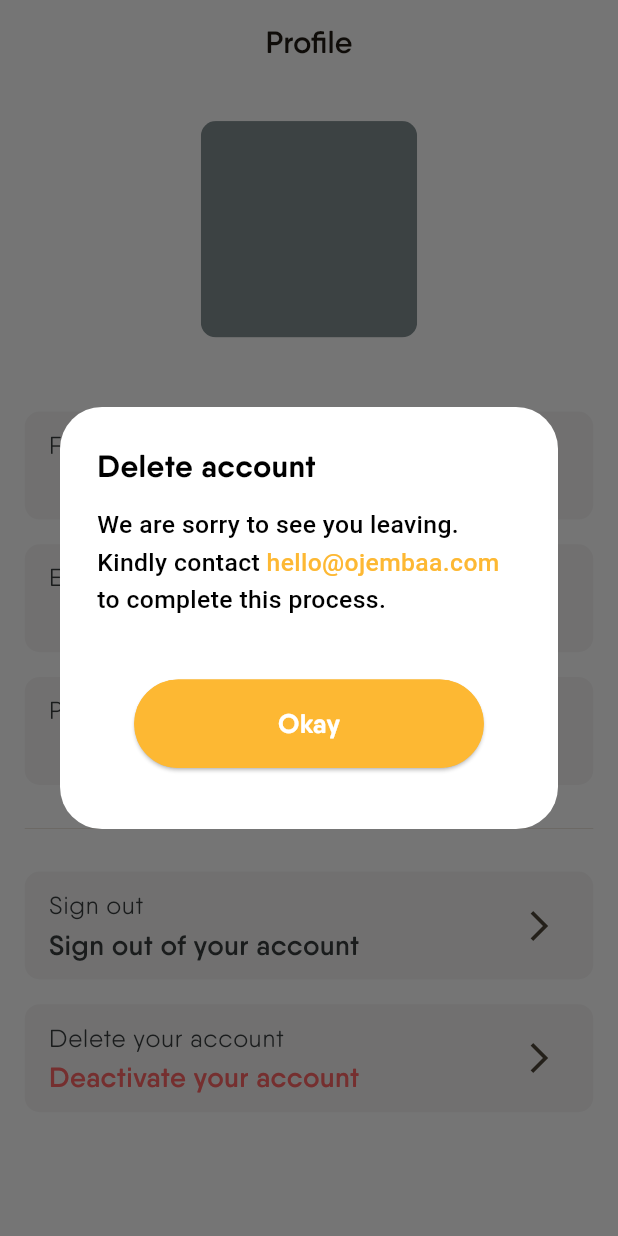
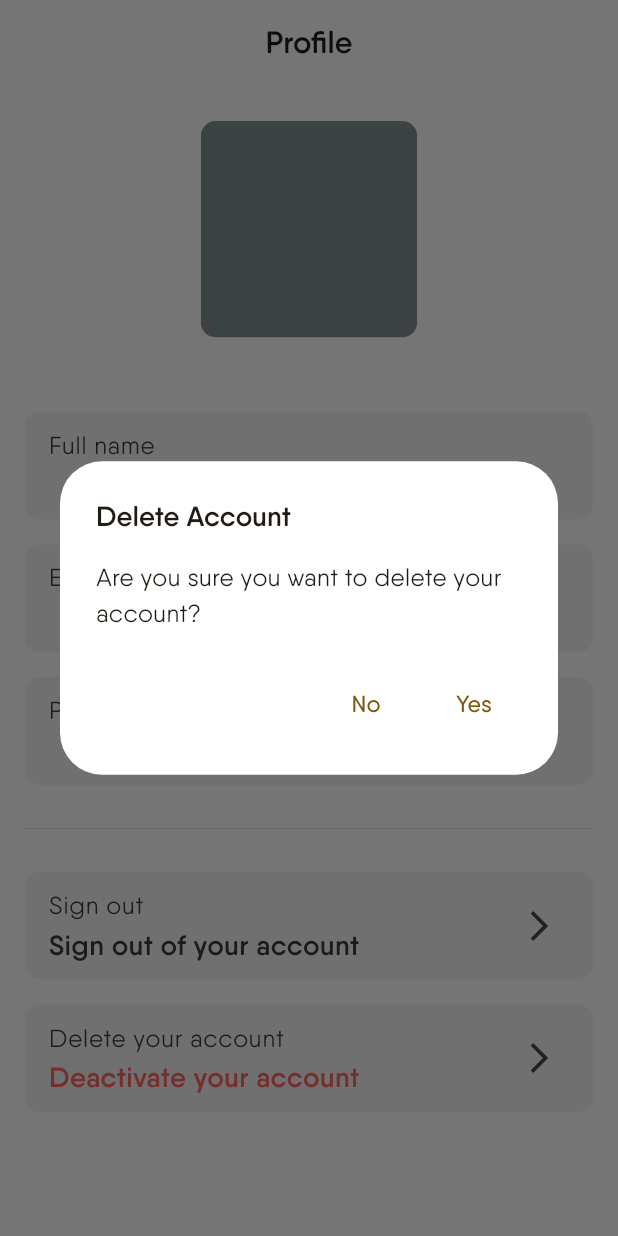
Before and after one commit to Dreezyagu/courier_app, a Flutter app: the ProfilePage screen opened directly, after a tap on "Delete your account", on a phone screen of 412 x 824 dp. Run offline on Flutter 3.47's test engine with Material 3 defaults, Android fonts, the phone set to English and light mode, and no system bars; drawn by our look-alikes of cached_network_image; our stand-ins replace dio, dropdown_search, firebase_core, firebase_messaging, flutter_riverpod, flutter_svg and 5 more; accounts and stored records are empty; network calls fail.

Commit message:
added delete account impl

```diff
--- a/lib/features/homepage/widgets/homepage_deliveries_widget.dart
+++ b/lib/features/homepage/widgets/homepage_deliveries_widget.dart
@@ -44,6 +44,7 @@ class _HomepageDeliveriesWidgetState
         child: Padding(
       padding: EdgeInsets.symmetric(
           horizontal: context.width(.06), vertical: context.width(.05)),
+      child: SingleChildScrollView(
         child: Column(
           children: [
             Row(
@@ -76,7 +77,8 @@ class _HomepageDeliveriesWidgetState
                         id: userData!.id!,
                         status: isOnline,
                         onError: (p0) {
-                        CustomSnackbar.showErrorSnackBar(context, message: p0);
+                          CustomSnackbar.showErrorSnackBar(context,
+                              message: p0);
                           setState(() {
                             isOnline = !isOnline;
                           });
@@ -171,6 +173,7 @@ class _HomepageDeliveriesWidgetState
             if (isOnline) const DeliveriesList()
           ],
         ),
+      ),
     ));
   }
 }
--- a/lib/features/profile/screens/profile_page.dart
+++ b/lib/features/profile/screens/profile_page.dart
@@ -1,21 +1,33 @@
 // ignore_for_file: unnecessary_string_interpolations
+
+import 'dart:developer';
 
 import 'package:cached_network_image/cached_network_image.dart';
 import 'package:flutter/material.dart';
 import 'package:flutter_riverpod/flutter_riverpod.dart';
+import 'package:flutter_svg/svg.dart';
 import 'package:ojembaa_courier/features/authentication/providers/user_provider.dart';
 import 'package:ojembaa_courier/features/profile/widgets/profile_tile.dart';
 import 'package:ojembaa_courier/utils/components/colors.dart';
 import 'package:ojembaa_courier/utils/components/extensions.dart';
+import 'package:ojembaa_courier/utils/components/image_util.dart';
 import 'package:ojembaa_courier/utils/widgets/custom_appbar.dart';
 import 'package:ojembaa_courier/utils/widgets/custom_button.dart';
+import 'package:ojembaa_courier/utils/widgets/custom_textfield.dart';
 import 'package:shimmer/shimmer.dart';
 
-class ProfilePage extends ConsumerWidget {
+class ProfilePage extends ConsumerStatefulWidget {
   const ProfilePage({super.key});
 
   @override
-  Widget build(BuildContext context, WidgetRef ref) {
+  ConsumerState<ConsumerStatefulWidget> createState() => _ProfilePageState();
+}
+
+class _ProfilePageState extends ConsumerState<ProfilePage> {
+  final TextEditingController passwordController = TextEditingController();
+  bool isLoading = false;
+  @override
+  Widget build(BuildContext context) {
     return Scaffold(
       backgroundColor: AppColors.white,
       appBar: CustomAppBar(
@@ -34,6 +46,7 @@ class ProfilePage extends ConsumerWidget {
           child: Consumer(
             builder: (context, ref, child) {
               final data = ref.watch(userProvider).data;
+              log(data?.toJson() ?? "");
               return Column(
                 crossAxisAlignment: CrossAxisAlignment.center,
                 children: [
@@ -125,54 +138,97 @@ class ProfilePage extends ConsumerWidget {
                     onTap: () {
                       showDialog(
                         context: context,
-                        builder: (context) => Dialog(
+                        builder: (context) => AlertDialog(
                           backgroundColor: AppColors.white,
-                          child: Padding(
-                            padding: EdgeInsets.symmetric(
-                                horizontal: context.width(.06),
-                                vertical: context.width(.06)),
-                            child: Column(
-                              mainAxisSize: MainAxisSize.min,
-                              crossAxisAlignment: CrossAxisAlignment.start,
-                              children: [
-                                Text(
-                                  "Delete account",
+                          title: Text(
+                            "Delete Account",
                             style: TextStyle(
-                                      fontSize: context.width(.05),
-                                      fontWeight: FontWeight.w700,
-                                      color: AppColors.black),
+                                fontWeight: FontWeight.w600,
+                                fontSize: context.width(.045)),
                           ),
-                                SizedBox(height: context.width(.03)),
-                                Text.rich(
-                                  TextSpan(
-                                      text:
-                                          "We are sorry to see you leaving. Kindly contact ",
-                                      style: TextStyle(
-                                          fontSize: context.width(.04),
-                                          fontWeight: FontWeight.w500,
-                                          height: 1.5,
-                                          color: AppColors.black),
-                                      children: const [
-                                        TextSpan(
-                                          text: "hello@ojembaa.com",
-                                          style: TextStyle(
-                                              fontWeight: FontWeight.w500,
-                                              color: AppColors.primary),
+                          content: Text(
+                            "Are you sure you want to delete your account?",
+                            style: TextStyle(fontSize: context.width(.04)),
                           ),
-                                        TextSpan(
-                                            text: " to complete this process.")
-                                      ]),
-                                ),
-                                SizedBox(height: context.width(.06)),
-                                CustomContinueButton(
+                          actions: [
+                            TextButton(
                                 onPressed: () {
                                   Navigator.pop(context);
                                 },
-                                  title: "Okay",
+                                child: Text(
+                                  "No",
+                                  style:
+                                      TextStyle(fontSize: context.width(.038)),
+                                )),
+                            TextButton(
+                                onPressed: () {
+                                  Navigator.pop(context);
+                                  showModalBottomSheet(
+                                    context: context,
+                                    builder: (context) => StatefulBuilder(
+                                        builder: (context, setState) {
+                                      return Padding(
+                                        padding: const EdgeInsets.symmetric(
+                                            horizontal: 16, vertical: 24),
+                                        child: Column(
+                                          mainAxisSize: MainAxisSize.min,
+                                          children: [
+                                            Text(
+                                              "Kindly enter your password",
+                                              style: TextStyle(
+                                                  fontWeight: FontWeight.w600,
+                                                  fontSize:
+                                                      context.width(.045)),
+                                            ),
+                                            const SizedBox(height: 30),
+                                            CustomTextFormField(
+                                              controller: passwordController,
+                                              hintText: "Password",
+                                              obscureText: true,
+                                              prefix: Container(
+                                                margin: EdgeInsets.only(
+                                                    left: context.width(.06),
+                                                    right: context.width(.03)),
+                                                child: SvgPicture.asset(
+                                                  ImageUtil.password,
+                                                ),
+                                              ),
+                                            ),
+                                            const SizedBox(height: 60),
+                                            CustomContinueButton(
+                                              onPressed: () {
+                                                if (passwordController
+                                                    .text.isNotEmpty) {
+                                                  setState(() {
+                                                    isLoading = true;
+                                                  });
+                                                  Future.delayed(
+                                                    const Duration(seconds: 90),
+                                                    () {
+                                                      Navigator.popUntil(
+                                                          context,
+                                                          ModalRoute.withName(
+                                                              "/loginPage"));
+                                                    },
+                                                  );
+                                                }
+                                              },
+                                              isActive: !isLoading,
+                                              title: "Delete Account",
+                                              sidePadding: 0,
                                             )
                                           ],
                                         ),
-                          ),
+                                      );
+                                    }),
+                                  );
+                                },
+                                child: Text(
+                                  "Yes",
+                                  style:
+                                      TextStyle(fontSize: context.width(.038)),
+                                )),
+                          ],
                         ),
                       );
                     },
--- a/pubspec.yaml
+++ b/pubspec.yaml
@@ -4,7 +4,7 @@ description: A new Flutter project.
 publish_to: 'none' # Remove this line if you wish to publish to pub.dev
 
 
-version: 1.0.3+5
+version: 1.0.3+6
 
 environment:
   sdk: '>=3.0.6 <4.0.0'
```
Also changed, not shown: lib/features/authentication/screens/upload_picture.dart (+16 -7 lines), 6 other files. Lines whose indentation alone changed are shown as unchanged.
